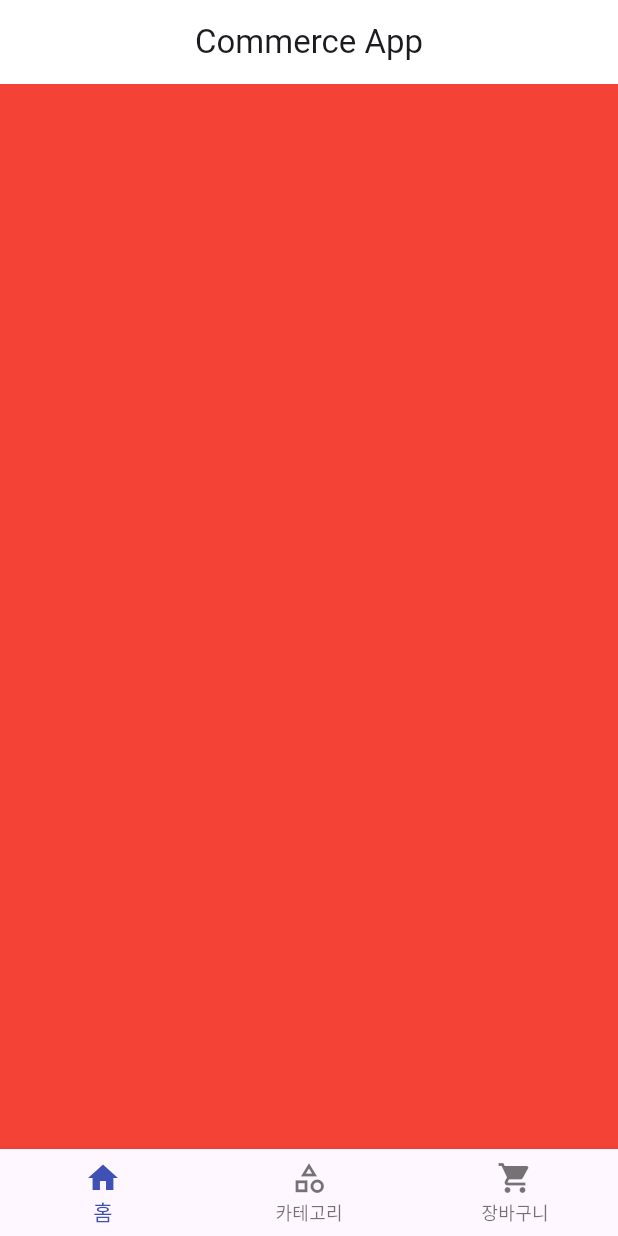
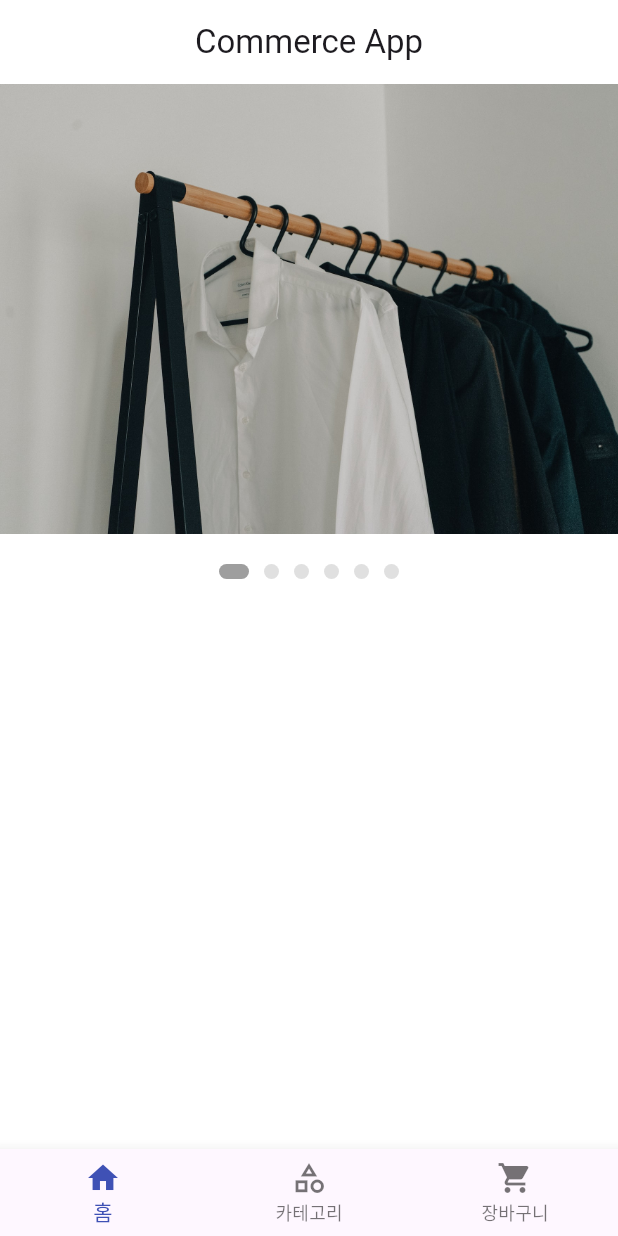
Before and after one commit to haesa/online_lecture_smwu, a Flutter app: the NavigationScreen screen opened directly, on a phone screen of 412 x 824 dp. Run offline on Flutter 3.47's test engine with Material 3 defaults, Android fonts, the phone set to English and light mode, and no system bars; our stand-ins replace dio.

Commit message:
feat: commerce 앱의 이미지 페이지 뷰 구현

```diff
--- /dev/null
+++ b/lib/screen/commerce/assets_path.dart
@@ -0,0 +1,8 @@
+class AssetsPath {
+  static const cloth1 = "assets/commerce/cloth_1.jpg";
+  static const cloth2 = "assets/commerce/cloth_2.jpg";
+  static const cloth3 = "assets/commerce/cloth_3.jpg";
+  static const cloth4 = "assets/commerce/cloth_4.jpg";
+  static const cloth5 = "assets/commerce/cloth_5.jpg";
+  static const cloth6 = "assets/commerce/cloth_6.jpg";
+}
--- /dev/null
+++ b/lib/screen/commerce/home/home_screen.dart
@@ -0,0 +1,21 @@
+import 'package:flutter/material.dart';
+import 'package:online_lecture_smwu/screen/commerce/home/widgets/home_image.dart';
+
+class HomeScreen extends StatefulWidget {
+  const HomeScreen({super.key});
+
+  @override
+  State<HomeScreen> createState() => _HomeScreenState();
+}
+
+class _HomeScreenState extends State<HomeScreen> {
+  @override
+  Widget build(BuildContext context) {
+    return ListView(
+      shrinkWrap: true,
+      children: [
+        HomeImage(),
+      ],
+    );
+  }
+}
--- /dev/null
+++ b/lib/screen/commerce/home/widgets/home_image.dart
@@ -0,0 +1,66 @@
+import 'package:flutter/material.dart';
+import 'package:online_lecture_smwu/screen/commerce/assets_path.dart';
+
+class HomeImage extends StatefulWidget {
+  const HomeImage({super.key});
+
+  @override
+  State<HomeImage> createState() => _HomeImageState();
+}
+
+class _HomeImageState extends State<HomeImage> {
+  List<String> imageList = [
+    AssetsPath.cloth1,
+    AssetsPath.cloth2,
+    AssetsPath.cloth3,
+    AssetsPath.cloth4,
+    AssetsPath.cloth5,
+    AssetsPath.cloth6,
+  ];
+
+  int selectedIndex = 0;
+
+  @override
+  Widget build(BuildContext context) {
+    return Column(
+      children: [
+        SizedBox(
+          width: double.infinity,
+          height: 300,
+          child: PageView.builder(
+            onPageChanged: (value) {
+              selectedIndex = value;
+              setState(() {});
+            },
+            itemCount: imageList.length,
+            itemBuilder: (context, index) {
+              return Image.asset(
+                imageList[index],
+                fit: BoxFit.cover,
+              );
+            },
+          ),
+        ),
+        const SizedBox(height: 20),
+        Row(
+          mainAxisAlignment: MainAxisAlignment.center,
+          children: List.generate(
+            imageList.length,
+            (index) {
+              return AnimatedContainer(
+                duration: Duration(milliseconds: 400),
+                width: index == selectedIndex ? 20 : 10,
+                height: 10,
+                margin: EdgeInsets.symmetric(horizontal: 5),
+                decoration: BoxDecoration(
+                  borderRadius: BorderRadius.circular(5),
+                  color: index == selectedIndex ? Colors.grey : Colors.grey.shade300,
+                ),
+              );
+            },
+          ),
+        ),
+      ],
+    );
+  }
+}
--- a/lib/screen/commerce/navigation/navigation_screen.dart
+++ b/lib/screen/commerce/navigation/navigation_screen.dart
@@ -1,4 +1,5 @@
 import 'package:flutter/material.dart';
+import 'package:online_lecture_smwu/screen/commerce/home/home_screen.dart';
 
 class NavigationScreen extends StatefulWidget {
   const NavigationScreen({super.key});
@@ -23,7 +24,7 @@ class _NavigationScreenState extends State<NavigationScreen> {
       body: IndexedStack(
         index: currentIndex,
         children: [
-          Container(color: Colors.red),
+          HomeScreen(),
           Container(color: Colors.blue),
           Container(color: Colors.purple),
         ],
```
